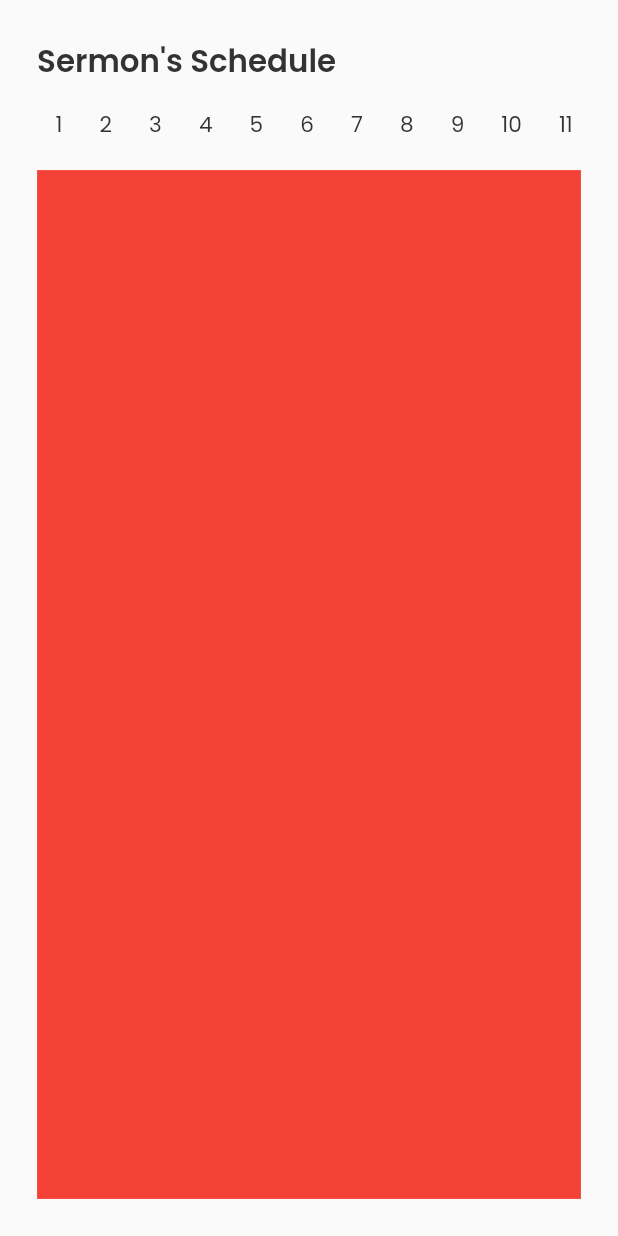
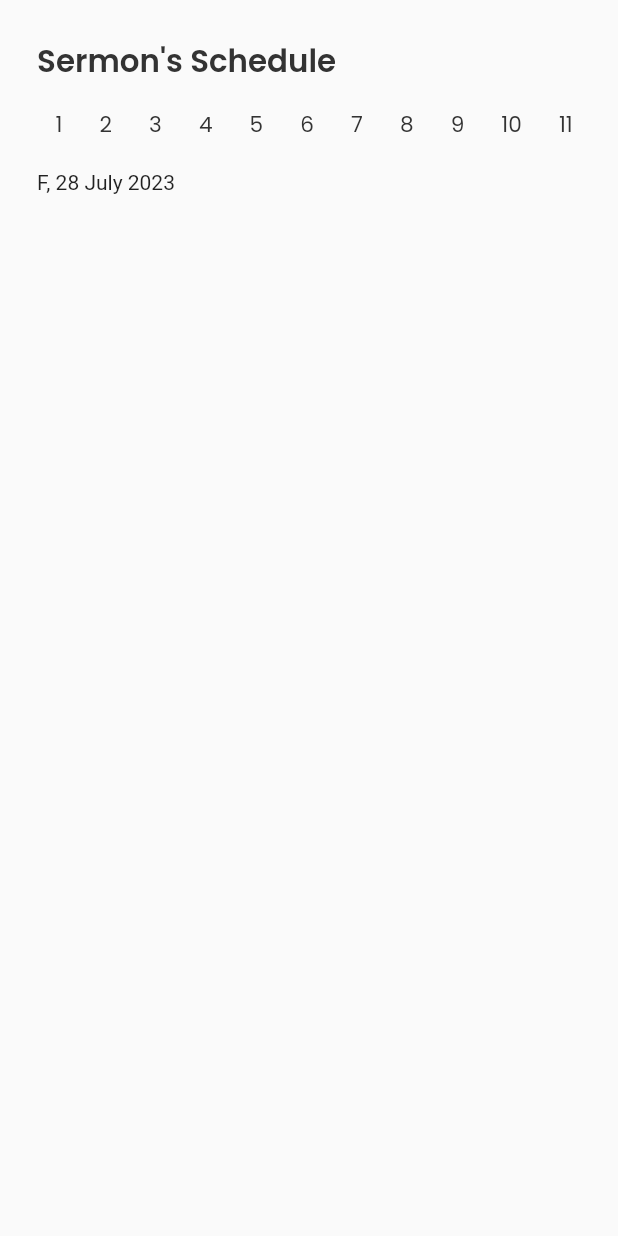
Before and after one commit to DasonTio/gkkb_paritbaru, a Flutter app: the SchedulePage screen opened directly, on a phone screen of 412 x 824 dp. Run offline on Flutter 3.47's test engine with Material 2 defaults, Android fonts, the phone set to English and light mode, and no system bars; drawn by our look-alikes of scrollable_positioned_list; our stand-ins replace google_fonts, shared_preferences; missing offline and left inert: mobile_scanner; accounts and stored records are empty.

Commit message:
feat: Schedule Page

```diff
--- a/lib/config/constant.dart
+++ b/lib/config/constant.dart
@@ -1,5 +1,6 @@
 import 'package:flutter/material.dart';
 import 'package:google_fonts/google_fonts.dart';
+import 'package:intl/intl.dart';
 
 const Color primaryColor = Color(0xFFFFFFFF);
 const Color secondaryColor = Color(0xFF333333);
--- a/lib/screens/nav/schedule/layout/schedule_calendar_block.dart
+++ b/lib/screens/nav/schedule/layout/schedule_calendar_block.dart
@@ -8,7 +8,7 @@ class ScheduleCalendarBlock extends StatelessWidget {
     required this.index,
   }) : super(key: key);
 
-  final num index;
+  num index;
 
   @override
   Widget build(BuildContext context) {
--- a/lib/screens/nav/schedule/schedule_page.dart
+++ b/lib/screens/nav/schedule/schedule_page.dart
@@ -1,7 +1,9 @@
 import 'package:flutter/material.dart';
+import 'package:gkkb_paritbaru/config/constant.dart';
 import 'package:gkkb_paritbaru/screens/nav/schedule/layout/schedule_calendar.dart';
 import 'package:gkkb_paritbaru/utils/core/size_config.dart';
 import 'package:gkkb_paritbaru/utils/widgets/content_header.dart';
+import 'package:intl/intl.dart';
 
 class SchedulePage extends StatefulWidget {
   const SchedulePage({Key? key}) : super(key: key);
@@ -24,10 +26,12 @@ class _SchedulePageState extends State<SchedulePage> {
               SizedBox(height: SizeConfig.blockHeight),
               ScheduleCalendar(),
               SizedBox(height: SizeConfig.blockHeight),
-              Flexible(
-                fit: FlexFit.loose,
-                child: Container(
-                  color: Colors.red,
+              Expanded(
+                child: Column(
+                  children: [
+                    Text(DateFormat("EEEEE, d MMMM y").format(DateTime.now())),
+                    SizedBox(height: SizeConfig.blockHeight),
+                  ],
                 ),
               ),
             ],
--- a/pubspec.yaml
+++ b/pubspec.yaml
@@ -39,6 +39,7 @@ dependencies:
   shared_preferences: ^2.1.2
   mobile_scanner: ^3.3.0
   scrollable_positioned_list: ^0.3.7
+  intl: ^0.18.1
 
 dev_dependencies:
   flutter_test:
```
Also changed, not shown: pubspec.lock.
